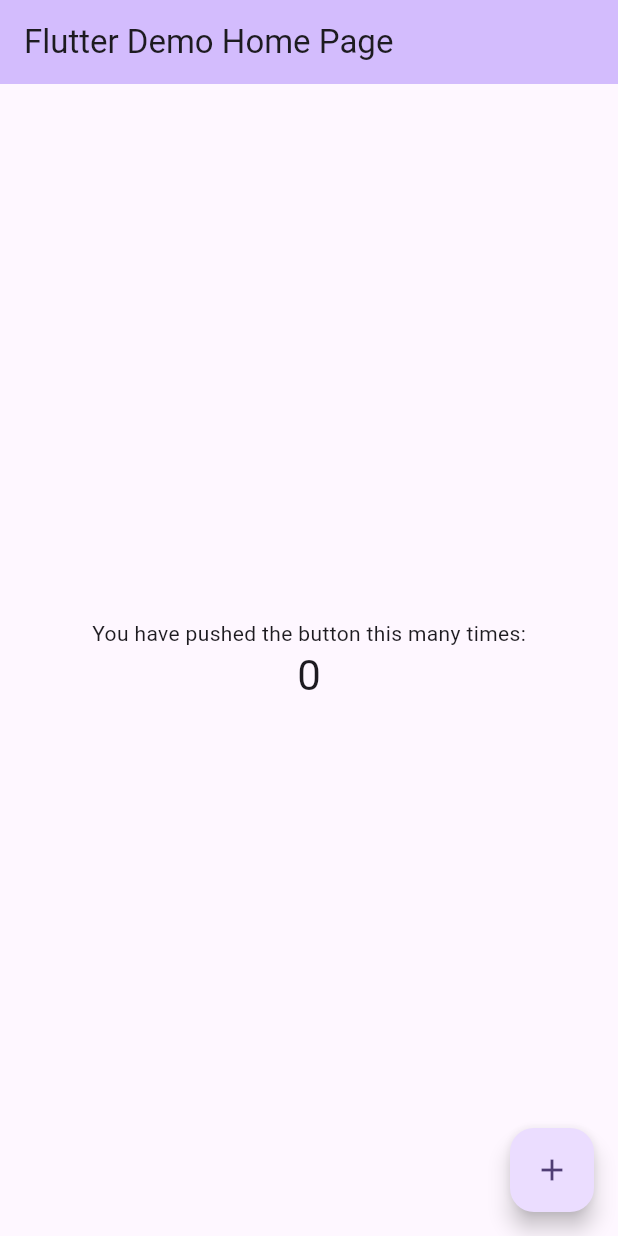
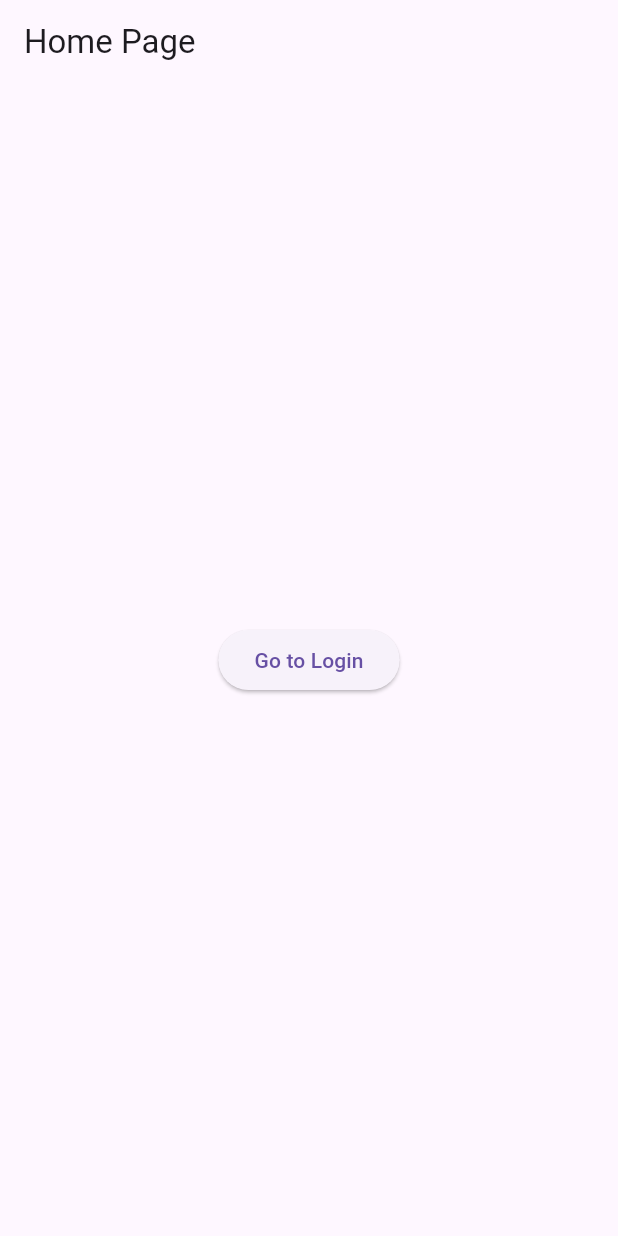
Before and after one commit to Raghad-Almaghrabi/swe463_demo1_202156390, a Flutter app: the screen it shows after launch, on a phone screen of 412 x 824 dp. Run offline on Flutter 3.47's test engine with Material 3 defaults, Android fonts, the phone set to English and light mode, and no system bars.

Commit message:
Complete SWE 463 Demo 1

```diff
--- a/lib/main.dart
+++ b/lib/main.dart
@@ -1,121 +1,226 @@
+// ==================== CHECKPOINT 1 - COMMENTED ====================
+// import 'package:flutter/material.dart';
+//
+// void main() {
+//   runApp(
+//     const MaterialApp(
+//       home: Text('My name is Raghad Almaghrabi'),
+//     ),
+//   );
+// }
+
+// ==================== CHECKPOINT 2 - COMMENTED ====================
+// import 'package:flutter/material.dart';
+//
+// void main() {
+//   runApp(
+//     const MaterialApp(
+//       debugShowCheckedModeBanner: false,
+//       home: Scaffold(
+//         body: Center(
+//           child: Text(
+//             'Welcome to SWE 463',
+//             style: TextStyle(fontSize: 24),
+//           ),
+//         ),
+//       ),
+//     ),
+//   );
+// }
+
+// ==================== CHECKPOINT 3 - COMMENTED ====================
+// import 'package:flutter/material.dart';
+//
+// void main() {
+//   runApp(
+//     MaterialApp(
+//       debugShowCheckedModeBanner: false,
+//       home: Scaffold(
+//         appBar: AppBar(
+//           title: const Text('SWE 463 - Demo 1'),
+//           backgroundColor: Colors.indigo,
+//           foregroundColor: Colors.white,
+//         ),
+//         drawer: const Drawer(
+//           child: SafeArea(
+//             child: Column(
+//               children: [
+//                 DrawerHeader(
+//                   child: Center(
+//                     child: Text(
+//                       'Demo Menu',
+//                       style: TextStyle(fontSize: 24),
+//                     ),
+//                   ),
+//                 ),
+//                 ListTile(
+//                   leading: Icon(Icons.home),
+//                   title: Text('Home'),
+//                 ),
+//               ],
+//             ),
+//           ),
+//         ),
+//         body: const Center(
+//           child: Text(
+//             'Open the drawer from the menu icon',
+//             style: TextStyle(fontSize: 20),
+//           ),
+//         ),
+//       ),
+//     ),
+//   );
+// }
+
+// ==================== CHECKPOINT 4 - COMMENTED ====================
+// import 'package:flutter/material.dart';
+//
+// void main() {
+//   runApp(const MyApp());
+// }
+//
+// class MyApp extends StatelessWidget {
+//   const MyApp({super.key});
+//
+//   @override
+//   Widget build(BuildContext context) {
+//     return MaterialApp(
+//       debugShowCheckedModeBanner: false,
+//       home: Scaffold(
+//         appBar: AppBar(
+//           title: const Text('SWE 463 - Demo 1'),
+//         ),
+//         drawer: const Drawer(
+//           child: SafeArea(
+//             child: ListTile(
+//               leading: Icon(Icons.home),
+//               title: Text('Home'),
+//             ),
+//           ),
+//         ),
+//         body: const Center(
+//           child: Text(
+//             'MyApp is running',
+//             style: TextStyle(fontSize: 24),
+//           ),
+//         ),
+//       ),
+//     );
+//   }
+// }
+
+// ==================== CHECKPOINT 5 - COMMENTED ====================
+// import 'package:flutter/material.dart';
+//
+// void main() {
+//   runApp(const MyApp());
+// }
+//
+// class MyApp extends StatelessWidget {
+//   const MyApp({super.key});
+//
+//   @override
+//   Widget build(BuildContext context) {
+//     return MaterialApp(
+//       debugShowCheckedModeBanner: false,
+//       title: 'SWE 463 Demo 1',
+//       home: const HomePage(),
+//     );
+//   }
+// }
+//
+// class HomePage extends StatelessWidget {
+//   const HomePage({super.key});
+//
+//   @override
+//   Widget build(BuildContext context) {
+//     return Scaffold(
+//       appBar: AppBar(
+//         title: const Text('Home Page'),
+//       ),
+//       body: const Center(
+//         child: Text(
+//           'This is the Home Page',
+//           style: TextStyle(fontSize: 24),
+//         ),
+//       ),
+//     );
+//   }
+// }
+//
+// class LoginPage extends StatelessWidget {
+//   const LoginPage({super.key});
+//
+//   @override
+//   Widget build(BuildContext context) {
+//     return Scaffold(
+//       appBar: AppBar(
+//         title: const Text('Login Page'),
+//       ),
+//       body: const Center(
+//         child: Text(
+//           'This is the Login Page',
+//           style: TextStyle(fontSize: 24),
+//         ),
+//       ),
+//     );
+//   }
+// }
+
+// ==================== CHECKPOINT 6 - FINAL ACTIVE CODE ====================
 import 'package:flutter/material.dart';
 
 void main() {
-  runApp(const MyApp());
+  runApp(
+    const MaterialApp(
+      debugShowCheckedModeBanner: false,
+      home: HomePage(),
+    ),
+  );
 }
 
-class MyApp extends StatelessWidget {
-  const MyApp({super.key});
+class HomePage extends StatelessWidget {
+  const HomePage({super.key});
 
-  // This widget is the root of your application.
   @override
   Widget build(BuildContext context) {
-    return MaterialApp(
-      title: 'Flutter Demo',
-      theme: ThemeData(
-        // This is the theme of your application.
-        //
-        // TRY THIS: Try running your application with "flutter run". You'll see
-        // the application has a purple toolbar. Then, without quitting the app,
-        // try changing the seedColor in the colorScheme below to Colors.green
-        // and then invoke "hot reload" (save your changes or press the "hot
-        // reload" button in a Flutter-supported IDE, or press "r" if you used
-        // the command line to start the app).
-        //
-        // Notice that the counter didn't reset back to zero; the application
-        // state is not lost during the reload. To reset the state, use hot
-        // restart instead.
-        //
-        // This works for code too, not just values: Most code changes can be
-        // tested with just a hot reload.
-        colorScheme: .fromSeed(seedColor: Colors.deepPurple),
+    return Scaffold(
+      appBar: AppBar(
+        title: const Text('Home Page'),
       ),
-      home: const MyHomePage(title: 'Flutter Demo Home Page'),
+      body: Center(
+        child: ElevatedButton(
+          child: const Text('Go to Login'),
+          onPressed: () {
+            Navigator.push(
+              context,
+              MaterialPageRoute(
+                builder: (context) => const LoginPage(),
+              ),
+            );
+          },
+        ),
+      ),
     );
   }
 }
 
-class MyHomePage extends StatefulWidget {
-  const MyHomePage({super.key, required this.title});
-
-  // This widget is the home page of your application. It is stateful, meaning
-  // that it has a State object (defined below) that contains fields that affect
-  // how it looks.
-
-  // This class is the configuration for the state. It holds the values (in this
-  // case the title) provided by the parent (in this case the App widget) and
-  // used by the build method of the State. Fields in a Widget subclass are
-  // always marked "final".
-
-  final String title;
-
-  @override
-  State<MyHomePage> createState() => _MyHomePageState();
-}
-
-class _MyHomePageState extends State<MyHomePage> {
-  int _counter = 0;
-
-  void _incrementCounter() {
-    setState(() {
-      // This call to setState tells the Flutter framework that something has
-      // changed in this State, which causes it to rerun the build method below
-      // so that the display can reflect the updated values. If we changed
-      // _counter without calling setState(), then the build method would not be
-      // called again, and so nothing would appear to happen.
-      _counter++;
-    });
-  }
+class LoginPage extends StatelessWidget {
+  const LoginPage({super.key});
 
   @override
   Widget build(BuildContext context) {
-    // This method is rerun every time setState is called, for instance as done
-    // by the _incrementCounter method above.
-    //
-    // The Flutter framework has been optimized to make rerunning build methods
-    // fast, so that you can just rebuild anything that needs updating rather
-    // than having to individually change instances of widgets.
     return Scaffold(
       appBar: AppBar(
-        // TRY THIS: Try changing the color here to a specific color (to
-        // Colors.amber, perhaps?) and trigger a hot reload to see the AppBar
-        // change color while the other colors stay the same.
-        backgroundColor: Theme.of(context).colorScheme.inversePrimary,
-        // Here we take the value from the MyHomePage object that was created by
-        // the App.build method, and use it to set our appbar title.
-        title: Text(widget.title),
+        title: const Text('Login Page'),
       ),
       body: Center(
-        // Center is a layout widget. It takes a single child and positions it
-        // in the middle of the parent.
-        child: Column(
-          // Column is also a layout widget. It takes a list of children and
-          // arranges them vertically. By default, it sizes itself to fit its
-          // children horizontally, and tries to be as tall as its parent.
-          //
-          // Column has various properties to control how it sizes itself and
-          // how it positions its children. Here we use mainAxisAlignment to
-          // center the children vertically; the main axis here is the vertical
-          // axis because Columns are vertical (the cross axis would be
-          // horizontal).
-          //
-          // TRY THIS: Invoke "debug painting" (choose the "Toggle Debug Paint"
-          // action in the IDE, or press "p" in the console), to see the
-          // wireframe for each widget.
-          mainAxisAlignment: .center,
-          children: [
-            const Text('You have pushed the button this many times:'),
-            Text(
-              '$_counter',
-              style: Theme.of(context).textTheme.headlineMedium,
-            ),
-          ],
+        child: ElevatedButton(
+          child: const Text('Go to home'),
+          onPressed: () {
+            Navigator.pop(context);
+          },
         ),
-      ),
-      floatingActionButton: FloatingActionButton(
-        onPressed: _incrementCounter,
-        tooltip: 'Increment',
-        child: const Icon(Icons.add),
       ),
     );
   }
```
Also changed, not shown: 1 other file.
